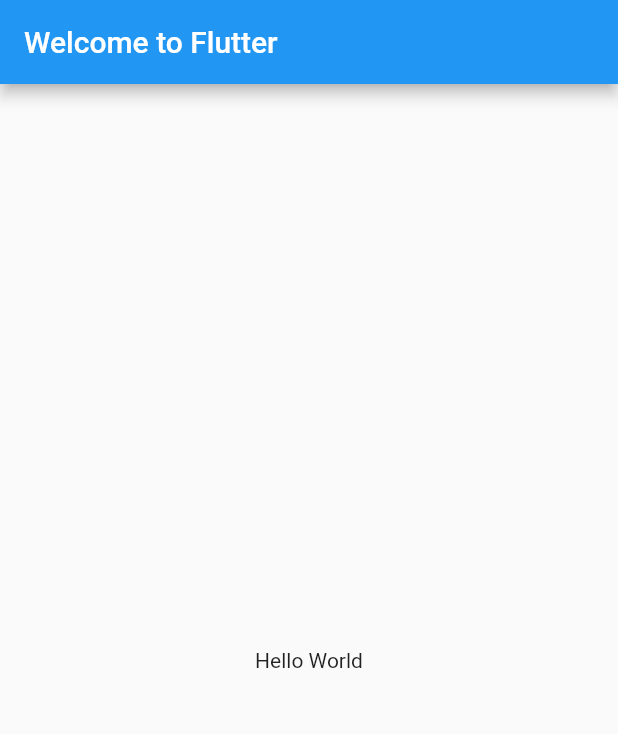
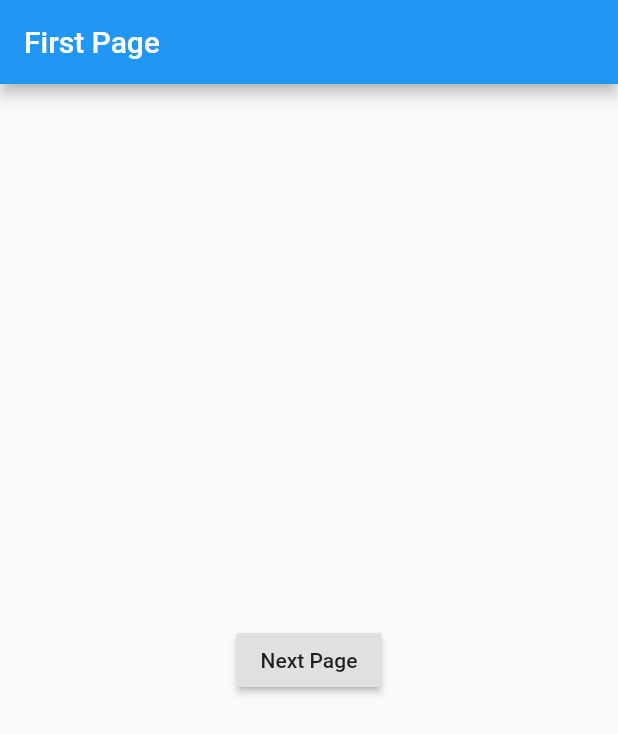
Before and after one commit to kobaryubi/mop_app, a Flutter app: the screen it shows after launch, on a phone screen of 412 x 824 dp. Shown: the top 734 px of the screen. Run offline on Flutter 3.47's test engine with Material 2 defaults, Android fonts, the phone set to English and light mode, and no system bars.

Commit message:
first page, second page

```diff
--- a/lib/main.dart
+++ b/lib/main.dart
@@ -7,14 +7,48 @@ class MyApp extends StatelessWidget {
   Widget build(BuildContext context) {
     return MaterialApp(
       title: 'Welcome to Flutter',
-      home: Scaffold(
-        appBar: AppBar(
-          title: const Text('Welcome to Flutter'),
-        ),
-        body: const Center(
-          child: Text('Hello World'),
+      theme: ThemeData(
+        primarySwatch: Colors.blue,
+      ),
+      home: FirstPage(),
+    );
+  }
+}
+// タイマー作る
+
+class FirstPage extends StatelessWidget {
+  Widget build(BuildContext context) {
+    return Scaffold(
+      appBar: AppBar(title: const Text('First Page')),
+      body: Center(
+        child: RaisedButton(
+          onPressed: () {
+            Navigator.push(
+              context,
+              MaterialPageRoute(builder: (context) {
+                return SecondPage();
+              }),
+            );
+          },
+          child: const Text('Next Page'),
         ),
       ),
     );
   }
 }
+
+class SecondPage extends StatelessWidget {
+  Widget build(BuildContext context) {
+    return Scaffold(
+      appBar: AppBar(title: const Text('Second Page')),
+      body: Center(
+        child: RaisedButton(
+          onPressed: () {
+            Navigator.pop(context);
+          },
+          child: const Text('Go back'),
+        ),
+      ),
+    );
+  }
+}
```
